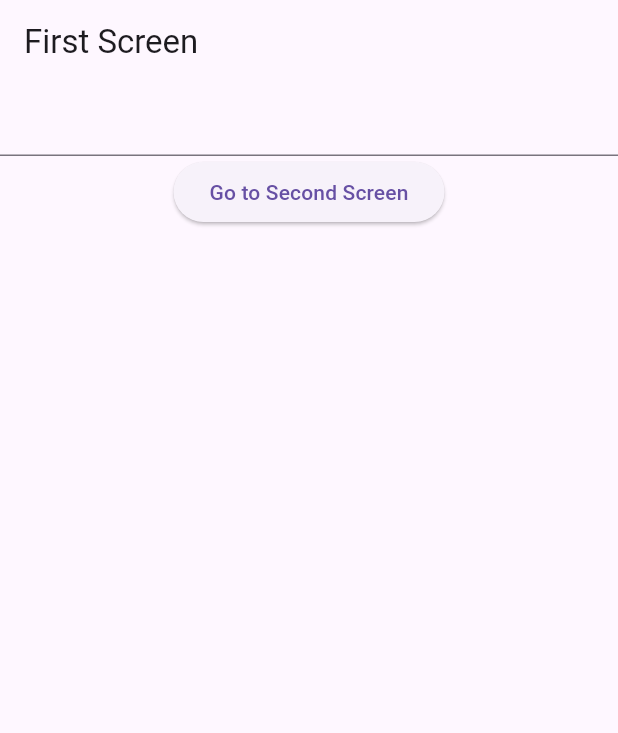
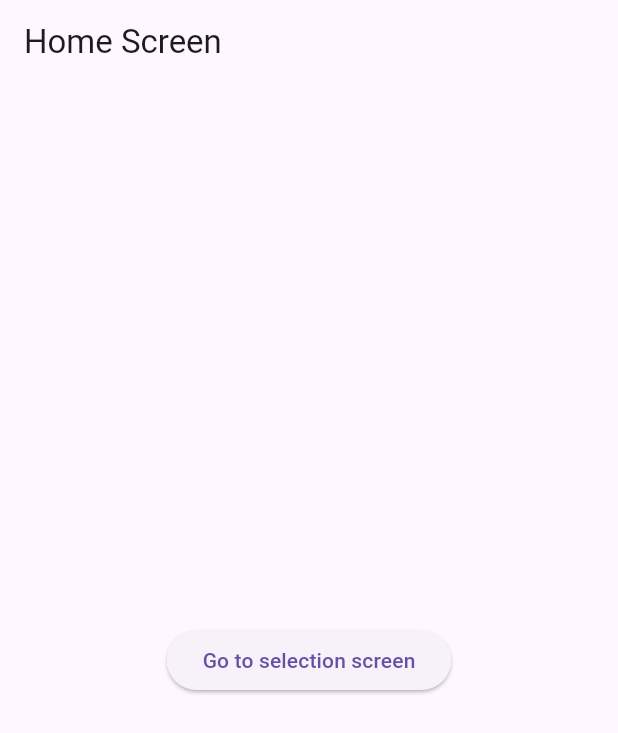
Before and after one commit to HasanAlsaiaari/flutter-course-assignments-2025-2026, a Flutter app: the screen it shows after launch, on a phone screen of 412 x 824 dp. Shown: the top 733 px of the screen. Run offline on Flutter 3.47's test engine with Material 3 defaults, Android fonts, the phone set to English and light mode, and no system bars.

Commit message:
Navigation-part3

```diff
--- a/lib/main.dart
+++ b/lib/main.dart
@@ -1,51 +1,48 @@
-
-
 import 'package:flutter/material.dart';
 import 'SecondScreen.dart';
+
 void main() {
-  runApp(ProfileApp());
+  runApp(const MyApp());
 }
 
-class ProfileApp extends StatefulWidget {
-  @override
-  _ProfileAppState createState() => _ProfileAppState();
-}
+class MyApp extends StatelessWidget {
+  const MyApp({super.key});
 
-
-class _ProfileAppState extends State<ProfileApp> {
   @override
   Widget build(BuildContext context) {
     return MaterialApp(
-      home: FirstScreen(),
+      title: 'Return Data Demo',
+      home: const HomeScreen(),
     );
   }
 }
 
-class FirstScreen extends StatelessWidget {
-  TextEditingController Textcontroller=new TextEditingController();
+class HomeScreen extends StatelessWidget {
+  const HomeScreen({super.key});
 
   @override
   Widget build(BuildContext context) {
     return Scaffold(
-      appBar: AppBar(title: Text('First Screen')),
+      appBar: AppBar(title: const Text('Home Screen')),
       body: Center(
-        child: Column(
-          children: [
-            TextField(
-              controller: Textcontroller,
-            ),
-            ElevatedButton(
-              onPressed: () {
-                Navigator.push(
-                  context,
-                  MaterialPageRoute(builder: (context) => SecondScreen(data: Textcontroller.text)),
-                );
-              },
-              child: Text('Go to Second Screen'),
-            ),
-          ],
+        child: ElevatedButton(
+          onPressed: () async{
+            final result = await Navigator.push<bool>(
+              context,
+              MaterialPageRoute(
+                builder: (context) => const SecondPage(),
+              ),
+            );
+            if (result != null) {
+              ScaffoldMessenger.of(context).showSnackBar(
+                SnackBar(content: Text(result ?'تمت الموافقة على الشروط':'تم رفض الشروط')),
+              );
+            }
+          },
+          child: const Text('Go to selection screen'),
         ),
       ),
     );
   }
+
 }
```
Also changed, not shown: lib/SecondScreen.dart (+75 -11 lines).
